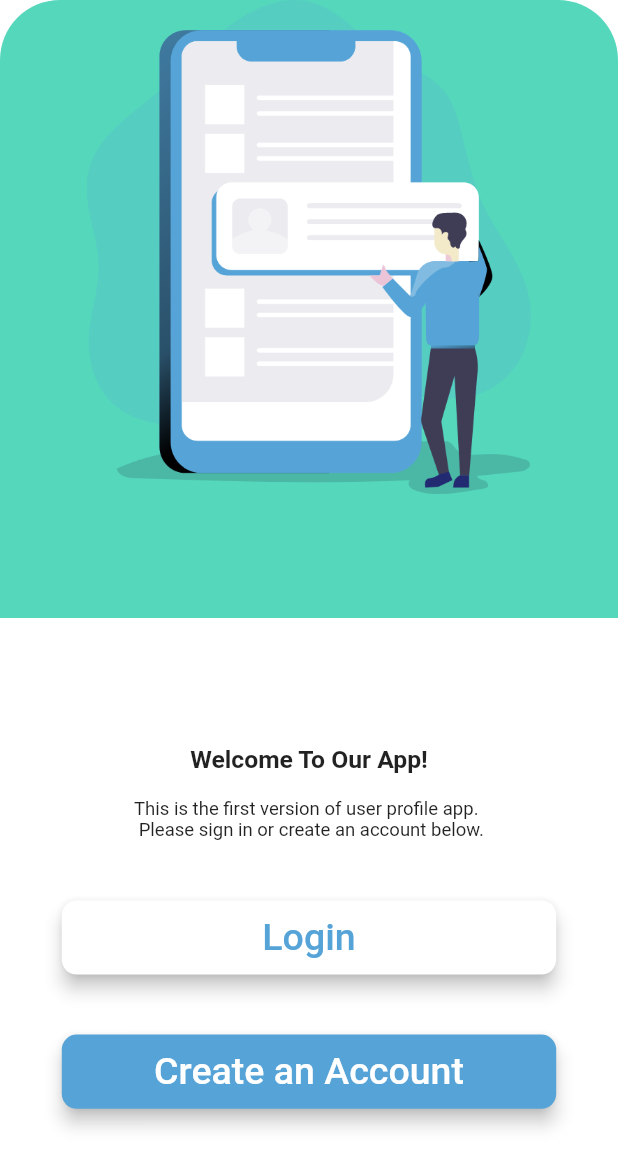
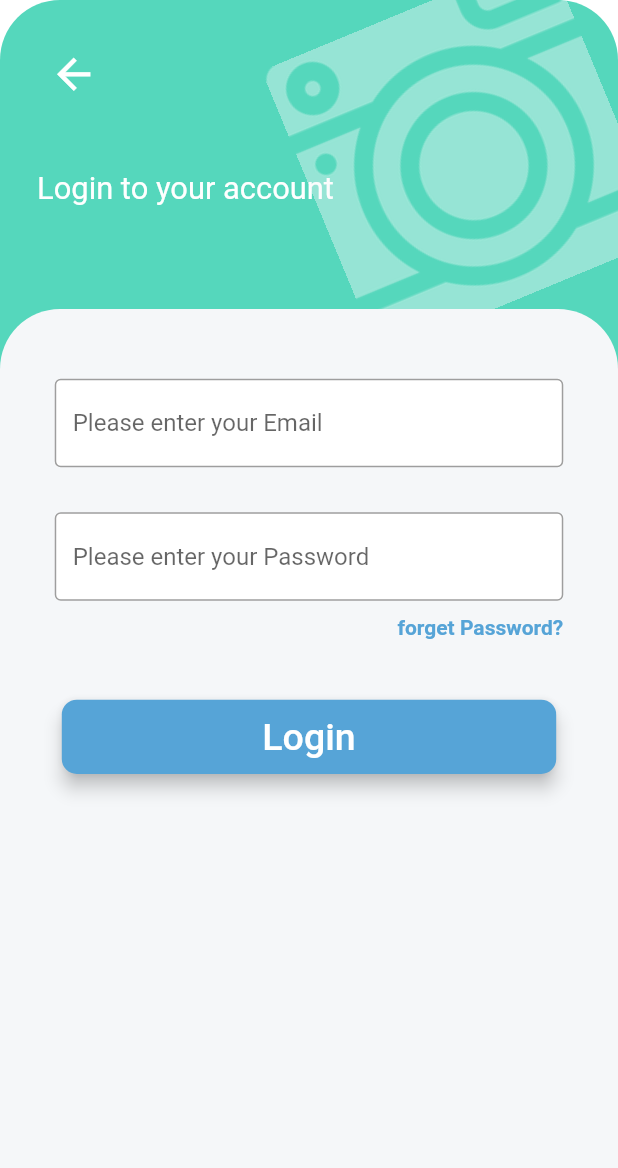
Before and after one commit to AhmedHalbas/UserProfileUI, a Flutter app: the screen it shows after launch, after a tap on "Login", on a phone screen of 412 x 824 dp. Shown: the top 1168 px of the screen. Run offline on Flutter 3.47's test engine with Material 2 defaults, Android fonts, the phone set to English and light mode, and no system bars.

Commit message:
Add Login Screen and Reusable Widgets

```diff
--- /dev/null
+++ b/lib/components/custom_body.dart
@@ -0,0 +1,24 @@
+import 'package:flutter/material.dart';
+import 'package:user_profile_app_ui/utils/constants.dart';
+
+class CustomBody extends StatelessWidget {
+  final Widget widget;
+  final double height;
+
+  CustomBody({@required this.widget, @required this.height});
+
+  @override
+  Widget build(BuildContext context) {
+    double scrWidth = MediaQuery.of(context).size.width;
+    double scrHeight = MediaQuery.of(context).size.height;
+    return Positioned(
+      height: height,
+      bottom: 0,
+      child: Container(
+          width: scrWidth,
+          decoration: boxDecoration(kSecondaryColor),
+          padding: EdgeInsets.all(scrHeight * 0.02),
+          child: widget),
+    );
+  }
+}
--- /dev/null
+++ b/lib/components/custom_header.dart
@@ -0,0 +1,66 @@
+import 'dart:math' as math;
+
+import 'package:flutter/material.dart';
+import 'package:user_profile_app_ui/utils/constants.dart';
+
+class CustomHeader extends StatelessWidget {
+  final String title;
+  final double height;
+  CustomHeader({@required this.title, @required this.height});
+
+  @override
+  Widget build(BuildContext context) {
+    double scrWidth = MediaQuery.of(context).size.width;
+    double scrHeight = MediaQuery.of(context).size.height;
+    return Container(
+        height: height,
+        width: scrWidth,
+        decoration: boxDecoration(kPrimaryColor),
+        child: Stack(
+          children: [
+            Padding(
+              padding: EdgeInsets.all(scrHeight * 0.03),
+              child: Column(
+                crossAxisAlignment: CrossAxisAlignment.start,
+                children: [
+                  IconButton(
+                    icon: Icon(
+                      Icons.arrow_back,
+                      color: Colors.white,
+                      size: scrWidth * 0.08,
+                    ),
+                    onPressed: () {
+                      Navigator.pop(context);
+                    },
+                  ),
+                  SizedBox(
+                    height: scrHeight * 0.05,
+                  ),
+                  Text(
+                    title,
+                    style: TextStyle(
+                        color: Colors.white, fontSize: scrWidth * 0.05),
+                  ),
+                ],
+              ),
+            ),
+            Positioned(
+              child: Container(
+                height: scrHeight * 0.25,
+                alignment: Alignment.centerRight,
+                child: Opacity(
+                  opacity: 0.4,
+                  child: Transform.rotate(
+                    angle: -math.pi * 0.5 / 4,
+                    child: Image.asset(
+                      "assets/images/capture.png",
+                      height: scrHeight * 0.4,
+                    ),
+                  ),
+                ),
+              ),
+            ),
+          ],
+        ));
+  }
+}
--- /dev/null
+++ b/lib/components/custom_text_field.dart
@@ -0,0 +1,37 @@
+import 'package:flutter/material.dart';
+import 'package:user_profile_app_ui/utils/constants.dart';
+
+class CustomTextField extends StatelessWidget {
+  final String hint;
+  final bool isObscured;
+
+  CustomTextField({@required this.hint, @required this.isObscured});
+
+  @override
+  Widget build(BuildContext context) {
+    return Padding(
+      padding: const EdgeInsets.symmetric(horizontal: 20),
+      child: Padding(
+        padding: const EdgeInsets.only(top: 30),
+        child: TextField(
+          obscureText: isObscured,
+          cursorColor: Colors.black,
+          decoration: InputDecoration(
+            hintText: hint,
+            filled: true,
+            fillColor: Colors.white,
+            enabledBorder: OutlineInputBorder(
+              borderSide: BorderSide(color: Colors.grey),
+            ),
+            focusedBorder: OutlineInputBorder(
+              borderSide: BorderSide(color: kButtonPrimaryColor),
+            ),
+            border: OutlineInputBorder(
+              borderSide: BorderSide(color: Colors.grey),
+            ),
+          ),
+        ),
+      ),
+    );
+  }
+}
--- a/lib/main.dart
+++ b/lib/main.dart
@@ -1,4 +1,5 @@
 import 'package:flutter/material.dart';
+import 'package:user_profile_app_ui/screens/login_screen.dart';
 import 'package:user_profile_app_ui/screens/start_screen.dart';
 
 void main() => runApp(MyApp());
@@ -12,6 +13,11 @@ class MyApp extends StatelessWidget {
         scaffoldBackgroundColor: Colors.white,
       ),
       home: StartScreen(),
+      initialRoute: StartScreen.id,
+      routes: {
+        StartScreen.id: (context) => StartScreen(),
+        LoginScreen.id: (context) => LoginScreen(),
+      },
       debugShowCheckedModeBanner: false,
     );
   }
--- /dev/null
+++ b/lib/screens/login_screen.dart
@@ -0,0 +1,61 @@
+import 'package:flutter/material.dart';
+import 'package:user_profile_app_ui/components/custom_body.dart';
+import 'package:user_profile_app_ui/components/custom_button.dart';
+import 'package:user_profile_app_ui/components/custom_header.dart';
+import 'package:user_profile_app_ui/components/custom_text_field.dart';
+import 'package:user_profile_app_ui/utils/constants.dart';
+
+class LoginScreen extends StatelessWidget {
+  static String id = 'LoginScreen';
+
+  @override
+  Widget build(BuildContext context) {
+    double scrWidth = MediaQuery.of(context).size.width;
+    double scrHeight = MediaQuery.of(context).size.height;
+    return Scaffold(
+      // resizeToAvoidBottomInset: false,
+      body: SafeArea(
+        child: SingleChildScrollView(
+          child: Stack(
+            children: [
+              CustomHeader(
+                title: 'Login to your account',
+                height: scrHeight,
+              ),
+              CustomBody(
+                height: scrHeight * 0.75,
+                widget: Expanded(
+                  child: Column(
+                    mainAxisAlignment: MainAxisAlignment.start,
+                    children: [
+                      CustomTextField(
+                          hint: 'Please enter your Email', isObscured: false),
+                      CustomTextField(
+                          hint: 'Please enter your Password', isObscured: true),
+                      Container(
+                        margin: EdgeInsets.only(right: 20, top: 10),
+                        width: scrWidth,
+                        child: Text(
+                          'forget Password?',
+                          textAlign: TextAlign.right,
+                          style: TextStyle(
+                              color: kButtonPrimaryColor,
+                              fontWeight: FontWeight.bold),
+                        ),
+                      ),
+                      CustomButton(
+                          color: kButtonPrimaryColor,
+                          textColor: Colors.white,
+                          title: 'Login',
+                          onPressed: () {})
+                    ],
+                  ),
+                ),
+              )
+            ],
+          ),
+        ),
+      ),
+    );
+  }
+}
--- a/lib/screens/start_screen.dart
+++ b/lib/screens/start_screen.dart
@@ -1,14 +1,13 @@
 import 'package:flutter/cupertino.dart';
 import 'package:flutter/material.dart';
+import 'package:user_profile_app_ui/components/custom_body.dart';
 import 'package:user_profile_app_ui/components/custom_button.dart';
+import 'package:user_profile_app_ui/screens/login_screen.dart';
 import 'package:user_profile_app_ui/utils/constants.dart';
 
-class StartScreen extends StatefulWidget {
-  @override
-  _StartScreenState createState() => _StartScreenState();
-}
+class StartScreen extends StatelessWidget {
+  static String id = 'StartScreen';
 
-class _StartScreenState extends State<StartScreen> {
   @override
   Widget build(BuildContext context) {
     double scrWidth = MediaQuery.of(context).size.width;
@@ -31,15 +30,8 @@ class _StartScreenState extends State<StartScreen> {
                   ),
                 ),
               ),
-              Positioned(
-                height: scrHeight * 0.5,
-                bottom: 0,
-                child: Container(
-                  alignment: Alignment.center,
-                  width: scrWidth,
-                  decoration: boxDecoration(Colors.white),
-                  padding: EdgeInsets.all(scrHeight * 0.02),
-                  child: Column(
+              CustomBody(
+                  widget: Column(
                     mainAxisAlignment: MainAxisAlignment.center,
                     children: [
                       Text(
@@ -60,7 +52,9 @@ class _StartScreenState extends State<StartScreen> {
                           color: Colors.white,
                           textColor: kButtonPrimaryColor,
                           title: 'Login',
-                          onPressed: () {}),
+                          onPressed: () {
+                            Navigator.pushNamed(context, LoginScreen.id);
+                          }),
                       CustomButton(
                           color: kButtonPrimaryColor,
                           textColor: Colors.white,
@@ -68,21 +62,11 @@ class _StartScreenState extends State<StartScreen> {
                           onPressed: () {})
                     ],
                   ),
-                ),
-              )
+                  height: scrHeight * 0.5)
             ],
           ),
         ),
       ),
     );
   }
-
-  BoxDecoration boxDecoration(color) {
-    return BoxDecoration(
-        color: color,
-        borderRadius: new BorderRadius.only(
-          topLeft: const Radius.circular(40.0),
-          topRight: const Radius.circular(40.0),
-        ));
-  }
 }
--- a/lib/utils/constants.dart
+++ b/lib/utils/constants.dart
@@ -1,5 +1,15 @@
 import 'package:flutter/material.dart';
 
 const kPrimaryColor = Color(0xff55D7BC);
+const kSecondaryColor = Color(0xffF5F7F9);
 
 const kButtonPrimaryColor = Color(0xff56A4D7);
+
+Decoration boxDecoration(color) {
+  return BoxDecoration(
+      color: color,
+      borderRadius: new BorderRadius.only(
+        topLeft: const Radius.circular(40.0),
+        topRight: const Radius.circular(40.0),
+      ));
+}
```
Also changed, not shown: assets/images/capture.png (added), assets/images/login.png (added).
